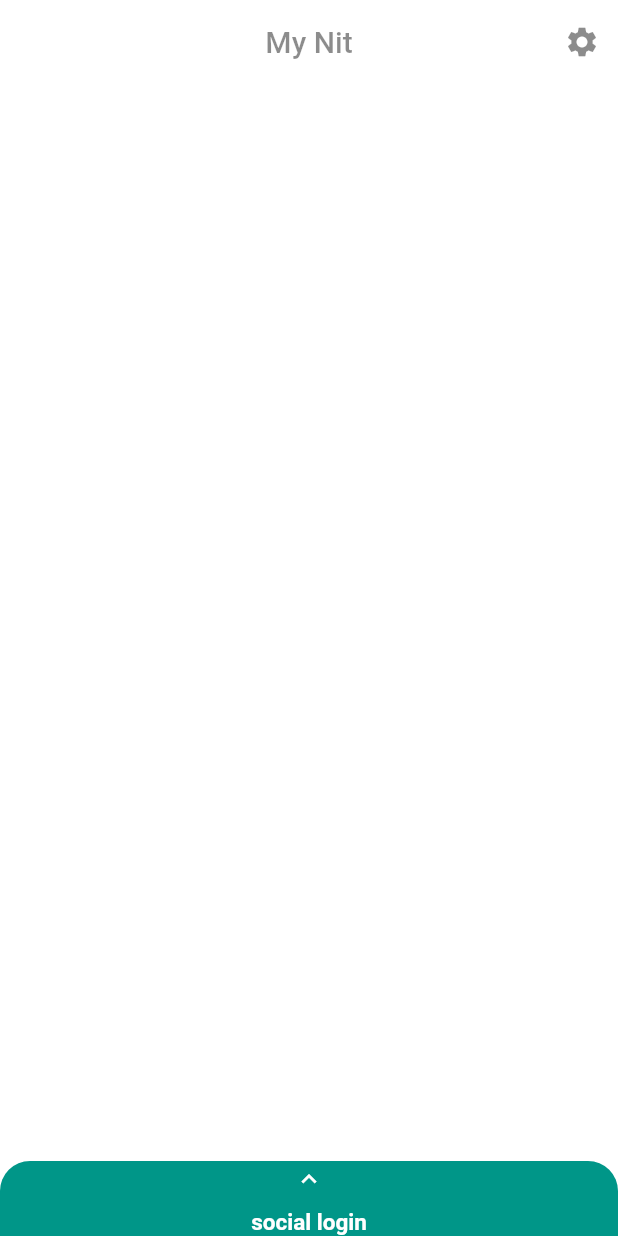
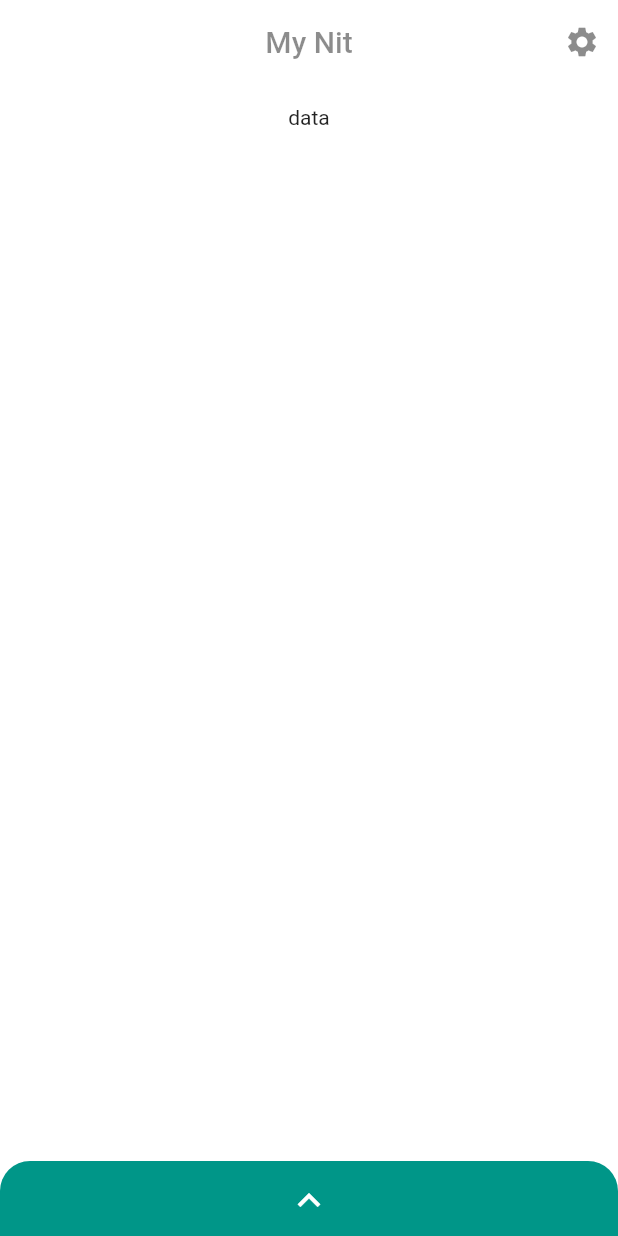
Before and after one commit to ayadaRD/MyNit, a Flutter app: the screen it shows after launch, after a tap on the "settings" icon, on a phone screen of 412 x 824 dp. Run offline on Flutter 3.47's test engine with Material 2 defaults, Android fonts, the phone set to English and light mode, and no system bars.

Commit message:
warnings resolved

```diff
--- a/lib/Widgets/menu.dart
+++ b/lib/Widgets/menu.dart
@@ -8,28 +8,27 @@ class MenuWidget extends StatelessWidget {
     double height = MediaQuery.of(context).size.height;
     double width = MediaQuery.of(context).size.width;
     return ClipRRect(
-      borderRadius: BorderRadius.all(Radius.circular(20.0)),
+      borderRadius: const BorderRadius.all(Radius.circular(20.0)),
       child: Container(
         color: Colors.teal,
-        padding: EdgeInsets.symmetric(vertical: 2.0, horizontal: 10.0),
+        padding: const EdgeInsets.symmetric(vertical: 2.0, horizontal: 10.0),
         width: width,
         height: height * 3 / 4 + 50,
         child: SingleChildScrollView(
           child: Column(
             children: [
-              Icon(Icons.keyboard_arrow_up, size: 20,color: Colors.white, ),
-              SizedBox(height: 10,),
-              Text('social login', style: TextStyle(fontSize: 15, fontWeight: FontWeight.bold, color:  Colors.white),),
-              SizedBox(height: 10,),
-              Text('2dshgwshk', style: TextStyle(fontSize: 15, fontWeight: FontWeight.bold, color:  Colors.white),),
-              SizedBox(height: 10,),
-              Text('3sgdskdcbhk', style: TextStyle(fontSize: 15, fontWeight: FontWeight.bold, color:  Colors.white),),
-              SizedBox(height: 10,),
-              Text('4ahdnsbckcb', style: TextStyle(fontSize: 15, fontWeight: FontWeight.bold, color:  Colors.white),),
-              SizedBox(height: 10,),
-              Text('5sjhgcay', style: TextStyle(fontSize: 15, fontWeight: FontWeight.bold, color:  Colors.white),),
-              SizedBox(height: 10,),
-              Text('6sdkhcgbkac', style: TextStyle(fontSize: 15, fontWeight: FontWeight.bold, color:  Colors.white),),
+              IconButton(onPressed: (){}, icon: const Icon(Icons.keyboard_arrow_up, size: 30,color: Colors.white, )),
+              const Text('social login', style: TextStyle(fontSize: 15, fontWeight: FontWeight.bold, color:  Colors.white),),
+              const SizedBox(height: 10,),
+              const Text('2dshgwshk', style: TextStyle(fontSize: 15, fontWeight: FontWeight.bold, color:  Colors.white),),
+              const SizedBox(height: 10,),
+              const Text('3sgdskdcbhk', style: TextStyle(fontSize: 15, fontWeight: FontWeight.bold, color:  Colors.white),),
+              const SizedBox(height: 10,),
+              const Text('4ahdnsbckcb', style: TextStyle(fontSize: 15, fontWeight: FontWeight.bold, color:  Colors.white),),
+              const SizedBox(height: 10,),
+              const Text('5sjhgcay', style: TextStyle(fontSize: 15, fontWeight: FontWeight.bold, color:  Colors.white),),
+              const SizedBox(height: 10,),
+              const Text('6sdkhcgbkac', style: TextStyle(fontSize: 15, fontWeight: FontWeight.bold, color:  Colors.white),),
             ],
           ),
         ),
--- a/lib/main.dart
+++ b/lib/main.dart
@@ -10,7 +10,7 @@ class MyHomePage extends StatelessWidget {
 
   @override
   Widget build(BuildContext context) {
-    return MaterialApp(
+    return const MaterialApp(
       debugShowCheckedModeBanner: false,
       title: 'My Nit',
       home: SplashScreen(),
--- a/lib/screens/home_screen.dart
+++ b/lib/screens/home_screen.dart
@@ -4,6 +4,7 @@ import 'package:flutter/material.dart';
 import 'package:my_nit/Widgets/menu.dart';
 
 class HomeScreen extends StatefulWidget {
+  const HomeScreen({super.key});
 
   @override
   State<HomeScreen> createState() => _HomeScreenState();
@@ -12,7 +13,6 @@ class HomeScreen extends StatefulWidget {
 class _HomeScreenState extends State<HomeScreen> with TickerProviderStateMixin{
 
   bool showBottomMenu = false;
-
 
   @override
   Widget build(BuildContext context) {
@@ -25,21 +25,21 @@ class _HomeScreenState extends State<HomeScreen> with TickerProviderStateMixin{
           appBar: AppBar(
             elevation: 0,
             backgroundColor: Colors.transparent,
-            title: Text('My Nit', style: TextStyle(color: Colors.black45),),
+            title: const Text('My Nit', style: TextStyle(color: Colors.black45),),
             actions: [
-              IconButton(onPressed: (){}, icon: Icon(Icons.settings), color: Colors.black45,)
+              IconButton(onPressed: (){}, icon: const Icon(Icons.settings), color: Colors.black45,)
             ],
             centerTitle: true,
           ),
           body: GestureDetector(
             onPanEnd: (details){
               if(details.velocity.pixelsPerSecond.dy > threshold) {
-                this.setState(() {
+                setState(() {
                   showBottomMenu = false;
                 });
               }
               else if (details.velocity.pixelsPerSecond.dy < -threshold){
-                this.setState(() {
+                setState(() {
                   showBottomMenu = true;
                 });
               }
@@ -49,9 +49,22 @@ class _HomeScreenState extends State<HomeScreen> with TickerProviderStateMixin{
               color: Colors.white,
               child: Stack(
                 children: [
+                  Positioned.fill(
+                    child: Align(
+                      alignment: Alignment.topCenter,
+                      child: SingleChildScrollView(
+                        child: Column(
+                          crossAxisAlignment: CrossAxisAlignment.center,
+                          children: const [
+                            SizedBox(height: 70,),
+                            Text('data')],
+                        ),
+                      ),
+                    ),
+                  ),
 
                   AnimatedOpacity(
-                    duration: Duration(milliseconds: 200),
+                    duration: const Duration(milliseconds: 450),
                     opacity: (showBottomMenu)?1.0:0.0,
                     child: BackdropFilter(filter: ImageFilter.blur(sigmaX: 5.0,sigmaY: 5.0),
 
@@ -62,10 +75,10 @@ class _HomeScreenState extends State<HomeScreen> with TickerProviderStateMixin{
 
                   AnimatedPositioned(
                       curve: Curves.easeInOut,
-                      duration: Duration(milliseconds: 450),
+                      duration: const Duration(milliseconds: 450),
                       left: 0,
                       bottom: (showBottomMenu)?-20:-(height * 3 / 4),
-                      child: MenuWidget()
+                      child: const MenuWidget()
                   )
                 ],
               ),
--- a/lib/screens/splash_screen.dart
+++ b/lib/screens/splash_screen.dart
@@ -10,7 +10,7 @@ class SplashScreen extends StatefulWidget {
 class _SplashScreenState extends State<SplashScreen> {
   @override
   Widget build(BuildContext context) {
-    return Scaffold(
+    return const Scaffold(
       backgroundColor: Colors.teal,
       body: Center(
         child: Text('My Nit', style: TextStyle(color: Colors.white, fontSize: 40, fontWeight: FontWeight.bold),),
@@ -24,10 +24,10 @@ class _SplashScreenState extends State<SplashScreen> {
   }
 
   void splashWait() {
-    Future.delayed(Duration(seconds: 2)).then((onValue) {
+    Future.delayed(const Duration(seconds: 2)).then((onValue) {
       Navigator.of(context).pushAndRemoveUntil(
-          new MaterialPageRoute(builder: (BuildContext context) {
-            return HomeScreen();
+          MaterialPageRoute(builder: (BuildContext context) {
+            return const HomeScreen();
           }), (Route<dynamic> route) => false);
     });
   }
```
